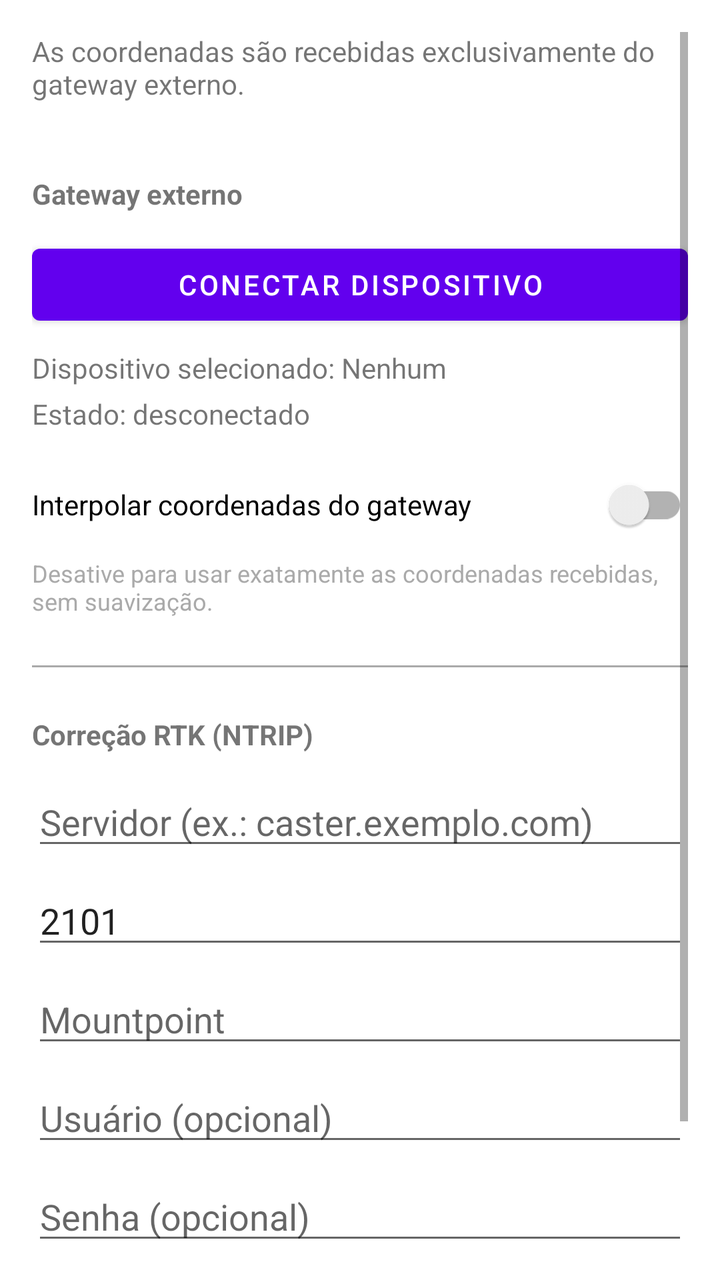
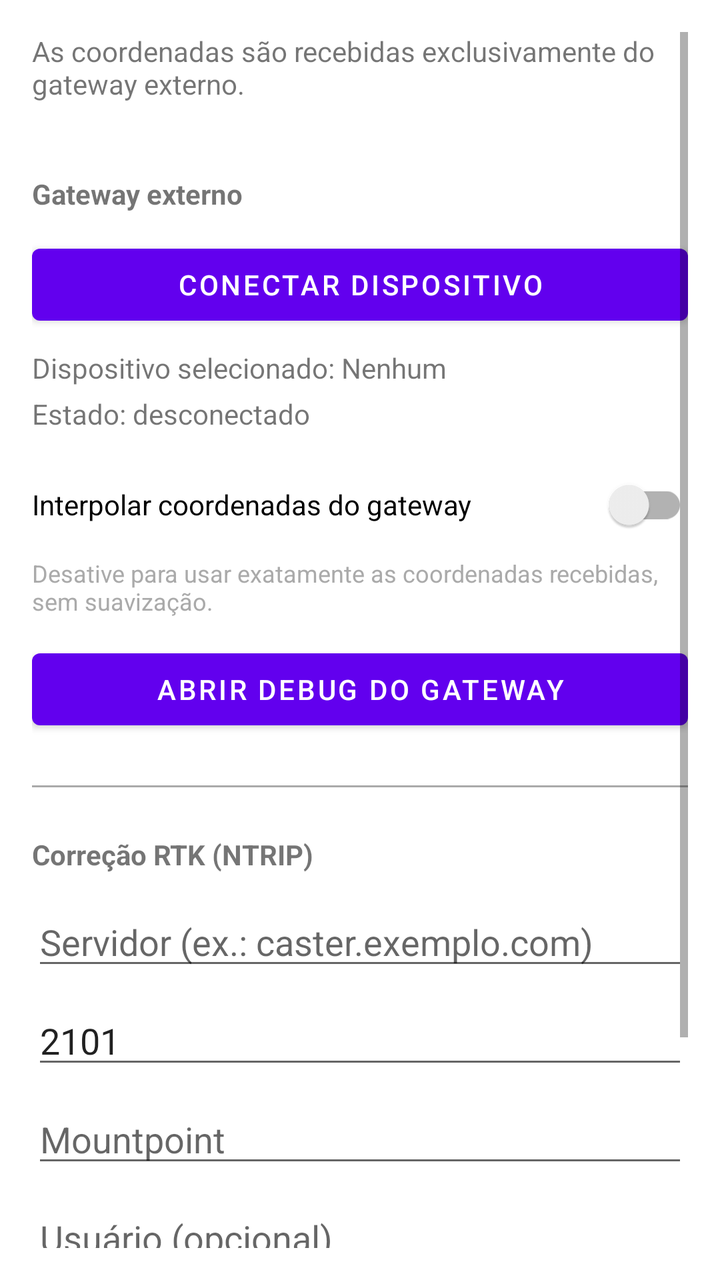

Screens rendered from an Android XML layout before and after an edit, with the pre-edit source and the edit as a unified diff.
<!-- AndroidManifest.xml: application theme Theme.MonitorAgricola -->
<!-- res/layout/activity_settings.xml -->
<?xml version="1.0" encoding="utf-8"?>
<ScrollView xmlns:android="http://schemas.android.com/apk/res/android"
    android:layout_width="match_parent"
    android:layout_height="match_parent"
    android:padding="16dp">

    <LinearLayout
        android:layout_width="match_parent"
        android:layout_height="wrap_content"
        android:orientation="vertical">

        <TextView
            android:id="@+id/tvGatewayInfo"
            android:layout_width="match_parent"
            android:layout_height="wrap_content"
            android:text="@string/settings_gateway_coordinates_info"
            android:layout_marginBottom="12dp" />

        <TextView
            android:id="@+id/tvGatewaySectionTitle"
            android:layout_width="match_parent"
            android:layout_height="wrap_content"
            android:layout_marginTop="24dp"
            android:text="@string/settings_gateway_section_title"
            android:textStyle="bold" />

        <Button
            android:id="@+id/btnGatewayConnect"
            android:layout_width="match_parent"
            android:layout_height="wrap_content"
            android:layout_marginTop="12dp"
            android:text="@string/settings_gateway_connect_button" />

        <TextView
            android:id="@+id/tvGatewayDevice"
            android:layout_width="match_parent"
            android:layout_height="wrap_content"
            android:layout_marginTop="8dp"
            android:text="@string/settings_gateway_selected_device_default" />

        <TextView
            android:id="@+id/tvGatewayStatus"
            android:layout_width="match_parent"
            android:layout_height="wrap_content"
            android:layout_marginTop="4dp"
            android:text="@string/settings_gateway_status_disconnected" />

        <androidx.appcompat.widget.SwitchCompat
            android:id="@+id/swGatewayInterpolation"
            android:layout_width="match_parent"
            android:layout_height="wrap_content"
            android:layout_marginTop="12dp"
            android:text="@string/settings_gateway_interpolation_label" />

        <TextView
            android:id="@+id/tvGatewayInterpolationDescription"
            android:layout_width="match_parent"
            android:layout_height="wrap_content"
            android:layout_marginTop="2dp"
            android:text="@string/settings_gateway_interpolation_description"
            android:textColor="@android:color/darker_gray"
            android:textSize="12sp" />

        <View
            android:layout_width="match_parent"
            android:layout_height="1dp"
            android:layout_marginTop="24dp"
            android:background="@android:color/darker_gray" />

        <TextView
            android:id="@+id/tvNtripSectionTitle"
            android:layout_width="match_parent"
            android:layout_height="wrap_content"
            android:layout_marginTop="24dp"
            android:text="@string/settings_ntrip_section_title"
            android:textStyle="bold" />

        <EditText
            android:id="@+id/etNtripHost"
            android:layout_width="match_parent"
            android:layout_height="wrap_content"
            android:layout_marginTop="12dp"
            android:hint="@string/settings_ntrip_host_hint"
            android:inputType="textUri" />

        <EditText
            android:id="@+id/etNtripPort"
            android:layout_width="match_parent"
            android:layout_height="wrap_content"
            android:layout_marginTop="8dp"
            android:hint="@string/settings_ntrip_port_hint"
            android:inputType="number"
            android:text="2101" />

        <EditText
            android:id="@+id/etNtripMount"
            android:layout_width="match_parent"
            android:layout_height="wrap_content"
            android:layout_marginTop="8dp"
            android:hint="@string/settings_ntrip_mount_hint"
            android:inputType="text" />

        <EditText
            android:id="@+id/etNtripUser"
            android:layout_width="match_parent"
            android:layout_height="wrap_content"
            android:layout_marginTop="8dp"
            android:hint="@string/settings_ntrip_username_hint"
            android:inputType="textEmailAddress" />

        <EditText
            android:id="@+id/etNtripPassword"
            android:layout_width="match_parent"
            android:layout_height="wrap_content"
            android:layout_marginTop="8dp"
            android:hint="@string/settings_ntrip_password_hint"
            android:inputType="textPassword" />

        <Button
            android:id="@+id/btnNtripConnect"
            android:layout_width="match_parent"
            android:layout_height="wrap_content"
            android:layout_marginTop="12dp"
            android:text="@string/settings_ntrip_connect_button" />

        <TextView
            android:id="@+id/tvNtripStatus"
            android:layout_width="match_parent"
            android:layout_height="wrap_content"
            android:layout_marginTop="8dp"
            android:text="@string/settings_ntrip_status_disconnected" />


    </LinearLayout>

</ScrollView>
<!-- resources referenced by this layout -->
<resources>
  <string name="settings_gateway_connect_button">Conectar dispositivo</string>
  <string name="settings_gateway_coordinates_info">As coordenadas são recebidas exclusivamente do gateway externo.</string>
  <string name="settings_gateway_interpolation_description">Desative para usar exatamente as coordenadas recebidas, sem suavização.</string>
  <string name="settings_gateway_interpolation_label">Interpolar coordenadas do gateway</string>
  <string name="settings_gateway_section_title">Gateway externo</string>
  <string name="settings_gateway_selected_device_default">Dispositivo selecionado: Nenhum</string>
  <string name="settings_gateway_status_disconnected">Estado: desconectado</string>
  <string name="settings_ntrip_connect_button">Conectar NTRIP</string>
  <string name="settings_ntrip_host_hint">Servidor (ex.: caster.exemplo.com)</string>
  <string name="settings_ntrip_mount_hint">Mountpoint</string>
  <string name="settings_ntrip_password_hint">Senha (opcional)</string>
  <string name="settings_ntrip_port_hint">Porta (ex.: 2101)</string>
  <string name="settings_ntrip_section_title">Correção RTK (NTRIP)</string>
  <string name="settings_ntrip_status_disconnected">Correção: desconectada</string>
  <string name="settings_ntrip_username_hint">Usuário (opcional)</string>
  <style name="Theme.MonitorAgricola" parent="Theme.MaterialComponents.Light.NoActionBar">
          
          <item name="colorPrimary">@color/purple_500</item>
          <item name="colorPrimaryVariant">@color/purple_700</item>
          <item name="colorOnPrimary">@color/white</item>
          <item name="colorSecondary">@color/teal_200</item>
          <item name="colorSecondaryVariant">@color/teal_700</item>
          <item name="colorOnSecondary">@color/black</item>
          <item name="android:windowTranslucentNavigation">false</item>
      </style>
  <color name="purple_500">#FF6200EE</color>
  <color name="purple_700">#FF3700B3</color>
  <color name="white">#FFFFFFFF</color>
  <color name="teal_200">#FF03DAC5</color>
  <color name="teal_700">#FF018786</color>
  <color name="black">#FF000000</color>
</resources>

<!-- the commit's change to res/layout/activity_settings.xml (unified diff, before → after) -->
@@ -60,6 +60,13 @@
             android:text="@string/settings_gateway_interpolation_description"
             android:textColor="@android:color/darker_gray"
             android:textSize="12sp" />
+
+        <Button
+            android:id="@+id/btnGatewayDebug"
+            android:layout_width="match_parent"
+            android:layout_height="wrap_content"
+            android:layout_marginTop="12dp"
+            android:text="@string/settings_gateway_debug_button" />
 
         <View
             android:layout_width="match_parent"
<!-- resource entries referenced after the edit -->
@@ -2,6 +2,7 @@
 <resources>
   <string name="settings_gateway_connect_button">Conectar dispositivo</string>
   <string name="settings_gateway_coordinates_info">As coordenadas são recebidas exclusivamente do gateway externo.</string>
+  <string name="settings_gateway_debug_button">Abrir debug do gateway</string>
   <string name="settings_gateway_interpolation_description">Desative para usar exatamente as coordenadas recebidas, sem suavização.</string>
   <string name="settings_gateway_interpolation_label">Interpolar coordenadas do gateway</string>
   <string name="settings_gateway_section_title">Gateway externo</string>
